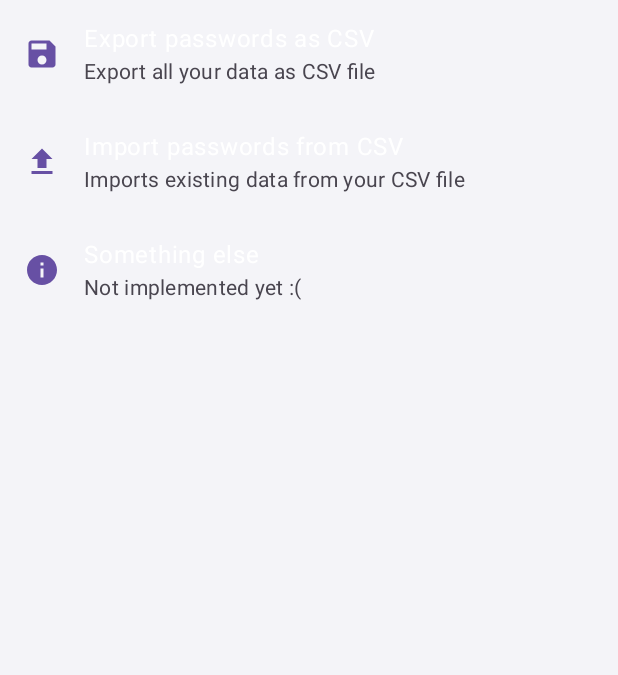
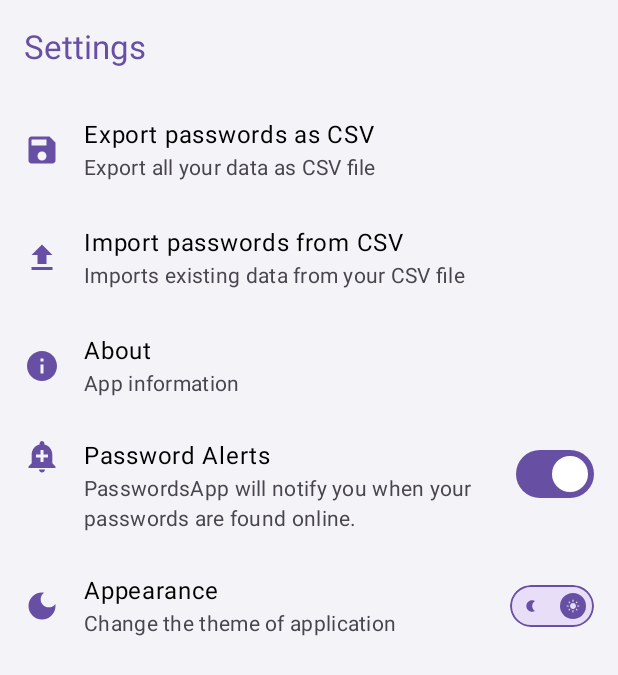
Before and after one commit to Sunra1z/PasswordsApp, an Android app built with Jetpack Compose: the composable SettingsScreen shown on its own in the app's theme, on a phone screen of 412 x 824 dp. Shown: the top 675 px of the screen. Run offline under Robolectric (Android 15) with nearby library versions, the phone set to English and light mode, and no system bars; our stand-ins replace Dagger/Hilt's generated code.

Commit message:
DataStore Update - Toggle Password Alerts - Toggle Dark/Light theme

```diff
--- a/app/build.gradle.kts
+++ b/app/build.gradle.kts
@@ -106,4 +106,7 @@ dependencies {
     // notifications
     implementation ("androidx.work:work-runtime-ktx:2.8.1")
     implementation("androidx.hilt:hilt-work:1.0.0")
+
+    // DataStore
+    implementation("androidx.datastore:datastore-preferences:1.1.1")
 }
--- a/app/src/main/AndroidManifest.xml
+++ b/app/src/main/AndroidManifest.xml
@@ -4,7 +4,6 @@
 
     <uses-permission android:name="android.permission.INTERNET" />
     <uses-permission android:name="android.permission.ACCESS_NETWORK_STATE" />
-
     <uses-permission android:name="android.permission.POST_NOTIFICATIONS" />
 
     <application
--- a/app/src/main/java/com/example/passwordsapp/NoteApp.kt
+++ b/app/src/main/java/com/example/passwordsapp/NoteApp.kt
@@ -3,9 +3,7 @@ package com.example.passwordsapp
 import android.app.Application
 import android.app.NotificationChannel
 import android.app.NotificationManager
-import android.os.Build
 import android.util.Log
-import androidx.core.os.BuildCompat
 import androidx.hilt.work.HiltWorkerFactory
 import androidx.work.Configuration
 import androidx.work.Constraints
@@ -74,7 +72,6 @@ class NoteApp : Application(), Configuration.Provider {
             }
     }
 
-
     private fun setupTestWork() { // for Debugging Notification purposes
         Log.d("NoteApp", "Setting up test work")
 
@@ -105,7 +102,6 @@ class NoteApp : Application(), Configuration.Provider {
 
 
     private fun createNotificationChannel() {
-        if (Build.VERSION.SDK_INT >= 26) {
         Log.d("NoteApp", "Creating notification channel")
         val name = "Password Check Notifications"
         val descriptionText = "Notifications for compromised or weak passwords"
@@ -119,4 +115,3 @@ class NoteApp : Application(), Configuration.Provider {
         Log.d("NoteApp", "Notification channel created")
     }
 }
-}
--- a/app/src/main/java/com/example/passwordsapp/feature_pass/domain/model/SettingButtons.kt
+++ b/app/src/main/java/com/example/passwordsapp/feature_pass/domain/model/SettingButtons.kt
@@ -1,7 +1,13 @@
 package com.example.passwordsapp.feature_pass.domain.model
+
+import android.graphics.drawable.Icon
+import androidx.compose.material.icons.Icons
+import androidx.compose.material.icons.filled.Info
+import androidx.compose.ui.graphics.vector.ImageVector
 
 data class SettingButtons(
     val name: String,
     val description: String = "A button!",
-    val category: String = "Default"
+    val category: String = "Default",
+    val icon: ImageVector = Icons.Default.Info
 )
--- /dev/null
+++ b/app/src/main/java/com/example/passwordsapp/feature_pass/domain/repository/PreferencesRepository.kt
@@ -0,0 +1,10 @@
+package com.example.passwordsapp.feature_pass.domain.repository
+
+import kotlinx.coroutines.flow.Flow
+
+interface PreferencesRepository {
+    val darkThemeEnabled: Flow<Boolean>
+    val notificationEnabled: Flow<Boolean>
+    suspend fun setDarkTheme(mode: Boolean)
+    suspend fun setNotificationsEnabled(enabled: Boolean)
+}
--- a/app/src/main/java/com/example/passwordsapp/feature_pass/presentation/notes/SettingsScreen.kt
+++ b/app/src/main/java/com/example/passwordsapp/feature_pass/presentation/notes/SettingsScreen.kt
@@ -1,46 +1,80 @@
 package com.example.passwordsapp.feature_pass.presentation.notes
 
 import android.graphics.drawable.Icon
+import android.widget.Toast
 import androidx.compose.foundation.clickable
 import androidx.compose.foundation.layout.Box
+import androidx.compose.foundation.layout.Row
 import androidx.compose.foundation.layout.fillMaxSize
 import androidx.compose.foundation.lazy.LazyColumn
 import androidx.compose.foundation.lazy.items
 import androidx.compose.material.icons.Icons
+import androidx.compose.material.icons.filled.AddAlert
+import androidx.compose.material.icons.filled.DarkMode
 import androidx.compose.material.icons.filled.FileUpload
 import androidx.compose.material.icons.filled.Info
 import androidx.compose.material.icons.filled.Save
 import androidx.compose.material3.Button
+import androidx.compose.material3.ExperimentalMaterial3Api
 import androidx.compose.material3.Icon
 import androidx.compose.material3.ListItem
 import androidx.compose.material3.ListItemColors
 import androidx.compose.material3.ListItemDefaults
 import androidx.compose.material3.MaterialTheme
 import androidx.compose.material3.Scaffold
+import androidx.compose.material3.Switch
 import androidx.compose.material3.Text
+import androidx.compose.material3.TopAppBar
+import androidx.compose.material3.TopAppBarDefaults
 import androidx.compose.runtime.Composable
+import androidx.compose.runtime.collectAsState
+import androidx.compose.runtime.getValue
+import androidx.compose.runtime.mutableStateOf
+import androidx.compose.runtime.remember
 import androidx.compose.ui.Alignment
 import androidx.compose.ui.Modifier
 import androidx.compose.ui.platform.LocalContext
+import androidx.compose.ui.unit.dp
 import androidx.hilt.navigation.compose.hiltViewModel
 import com.example.passwordsapp.feature_pass.domain.model.SettingButtons
+import com.example.passwordsapp.feature_pass.presentation.notes.components.ThemeSwitcher
 import com.example.passwordsapp.ui.theme.PasswordsAppTheme
 
 val settingsButtons = listOf(
-    SettingButtons("Export passwords as CSV", "Export all your data as CSV file", "Export"),
-    SettingButtons("Import passwords from CSV", "Imports existing data from your CSV file", "Import"),
-    SettingButtons("Something else", "Not implemented yet :(", "smth")
+    SettingButtons("Export passwords as CSV", "Export all your data as CSV file", "Export", icon = Icons.Default.Save),
+    SettingButtons("Import passwords from CSV", "Imports existing data from your CSV file", "Import", icon = Icons.Default.FileUpload ),
+    SettingButtons("About", "App information", "about"),
+    SettingButtons("Password Alerts", "PasswordsApp will notify you when your passwords are found online.", "Notifications", icon = Icons.Filled.AddAlert),
+    SettingButtons("Appearance", "Change the theme of application", "Theme", icon = Icons.Filled.DarkMode)
 )
 
 
+@OptIn(ExperimentalMaterial3Api::class)
 @Composable
 fun SettingsScreen(
     viewModel: SettingsViewModel = hiltViewModel()
 ) {
     val context = LocalContext.current
-        Scaffold(modifier = Modifier.fillMaxSize()
-            ) {
-            innerPaddding ->
+    val notificationsEnabled by viewModel.notificationsEnabled.collectAsState()
+    val darkThemeEnabled by viewModel.darkThemeEnabled.collectAsState()
+
+    PasswordsAppTheme(darkThemeEnabled) {
+        Scaffold(
+            topBar = {
+                TopAppBar(
+                    title = {
+                        Text(
+                            text = "Settings",
+                            color = MaterialTheme.colorScheme.primary
+                        )
+                    },
+                    colors = TopAppBarDefaults.topAppBarColors(
+                        containerColor = MaterialTheme.colorScheme.background,
+                        titleContentColor = MaterialTheme.colorScheme.primary,
+                    )
+                )
+            },
+            content = { innerPaddding ->
                 LazyColumn(
                     modifier = Modifier.fillMaxSize(),
                     contentPadding = innerPaddding
@@ -52,23 +86,57 @@ fun SettingsScreen(
                                     "Export" -> viewModel.exportDataAsCSV(context)
                                     "Import" -> {
                                         // Handle import data action
+                                        val toast = Toast.makeText(context, "Not implemented yet :(", Toast.LENGTH_SHORT)
+                                        toast.show()
+                                    }
+                                    "about" -> {
+                                        val toast = Toast.makeText(context, "PasswordsApp v.0.9.6\n@sunra1z", Toast.LENGTH_SHORT)
+                                        toast.show()
                                     }
                                 }
                             },
                             leadingContent = {
+                                Icon(
+                                    button.icon,
+                                    contentDescription = button.category,
+                                    tint = MaterialTheme.colorScheme.primary
+                                )
+                            },
+                            headlineContent = {
+                                Text(
+                                    text = button.name,
+                                    color = MaterialTheme.colorScheme.onSurface
+                                )
+                            },
+                            supportingContent = {
+                                Text(
+                                    text = button.description
+                                )
+                            },
+                            trailingContent = {
                                 when (button.category) {
-                                    "Export" -> Icon(Icons.Default.Save, contentDescription = "Export Icon", tint = MaterialTheme.colorScheme.primary)
-                                    "Import" -> Icon(Icons.Default.FileUpload, contentDescription = "Import Icon", tint = MaterialTheme.colorScheme.primary)
-                                    else -> Icon(Icons.Default.Info, contentDescription = "Default Icon", tint = MaterialTheme.colorScheme.primary)
+                                    "Notifications" -> {
+                                        Row(verticalAlignment = Alignment.CenterVertically) {
+                                            Switch(
+                                                checked = notificationsEnabled,
+                                                onCheckedChange = { isChecked ->
+                                                    viewModel.setNotificationsEnabled(isChecked)
+                                                }
+                                            )
+                                        }
+                                    }
+                                    "Theme" -> {
+                                        Row(verticalAlignment = Alignment.CenterVertically){
+                                            ThemeSwitcher(
+                                                darkTheme = darkThemeEnabled,
+                                                size = 28.dp,
+                                                padding = 5.dp,
+                                                onClick = { viewModel.setThemeMode(!darkThemeEnabled) }
+                                            )
+                                        }
+                                    }
                                 }
                             },
-                            headlineContent = { Text(
-                                text = button.name,
-                                color = MaterialTheme.colorScheme.onPrimary
-                            )},
-                            supportingContent = { Text(
-                                text = button.description
-                            ) },
                             colors = ListItemDefaults.colors(
                                 containerColor = MaterialTheme.colorScheme.background
                             )
@@ -76,4 +144,6 @@ fun SettingsScreen(
                     }
                 }
             }
-        }
+        )
+    }
+}
--- a/app/src/main/java/com/example/passwordsapp/feature_pass/presentation/notes/SettingsViewModel.kt
+++ b/app/src/main/java/com/example/passwordsapp/feature_pass/presentation/notes/SettingsViewModel.kt
@@ -7,12 +7,16 @@ import android.util.Log
 import android.widget.Toast
 import androidx.lifecycle.ViewModel
 import androidx.lifecycle.viewModelScope
+import com.example.passwordsapp.feature_pass.domain.repository.PreferencesRepository
 import com.example.passwordsapp.feature_pass.domain.usecase.NoteUseCases
 import com.example.passwordsapp.feature_pass.domain.util.EncryptionManager
 import dagger.hilt.android.lifecycle.HiltViewModel
 import kotlinx.coroutines.Dispatchers
+import kotlinx.coroutines.flow.SharingStarted
+import kotlinx.coroutines.flow.StateFlow
 import kotlinx.coroutines.flow.first
 import kotlinx.coroutines.flow.flowOn
+import kotlinx.coroutines.flow.stateIn
 import kotlinx.coroutines.launch
 import kotlinx.coroutines.withContext
 import java.io.File
@@ -23,8 +27,16 @@ import javax.inject.Inject
 @HiltViewModel
 class SettingsViewModel @Inject constructor(
     private val noteUseCases: NoteUseCases,
-    private val encryptionManager: EncryptionManager
+    private val encryptionManager: EncryptionManager,
+    private val repository: PreferencesRepository
 ) : ViewModel() {
+
+    // Preferences as StateFlow
+    val darkThemeEnabled: StateFlow<Boolean> = repository.darkThemeEnabled
+        .stateIn(viewModelScope, SharingStarted.WhileSubscribed(5000), false)
+
+    val notificationsEnabled: StateFlow<Boolean> = repository.notificationEnabled
+        .stateIn(viewModelScope, SharingStarted.WhileSubscribed(5000), true)
 
     fun exportDataAsCSV(context: Context){
         viewModelScope.launch(Dispatchers.IO){
@@ -33,7 +45,7 @@ class SettingsViewModel @Inject constructor(
             val notes = noteUseCases.getNotesUseCase().flowOn(Dispatchers.IO).first()
             try {
                 FileWriter(csvFile).use { writer ->
-                    writer.append("Title,Username,Password")
+                    writer.append("Title,Username,Password\n")
                     notes.forEach { note ->
                         val decryptedUsername = encryptionManager.decrypt(
                             iv = note.username,
@@ -58,6 +70,19 @@ class SettingsViewModel @Inject constructor(
             }
         }
 
+    fun setThemeMode(mode: Boolean){
+        viewModelScope.launch {
+            repository.setDarkTheme(mode)
+        }
+    }
+
+    fun setNotificationsEnabled(enabled: Boolean){
+        viewModelScope.launch {
+            repository.setNotificationsEnabled(enabled)
+        }
+    }
+
+
 
 
     }
--- /dev/null
+++ b/app/src/main/java/com/example/passwordsapp/feature_pass/presentation/notes/components/ThemeSwitch.kt
@@ -0,0 +1,100 @@
+package com.example.passwordsapp.feature_pass.presentation.notes.components
+
+import androidx.compose.animation.core.AnimationSpec
+import androidx.compose.animation.core.animateDpAsState
+import androidx.compose.animation.core.tween
+import androidx.compose.foundation.BorderStroke
+import androidx.compose.foundation.background
+import androidx.compose.foundation.border
+import androidx.compose.foundation.clickable
+import androidx.compose.foundation.layout.Box
+import androidx.compose.foundation.layout.Row
+import androidx.compose.foundation.layout.height
+import androidx.compose.foundation.layout.offset
+import androidx.compose.foundation.layout.padding
+import androidx.compose.foundation.layout.size
+import androidx.compose.foundation.layout.width
+import androidx.compose.foundation.shape.CircleShape
+import androidx.compose.material.icons.Icons
+import androidx.compose.material.icons.filled.LightMode
+import androidx.compose.material.icons.filled.Nightlight
+import androidx.compose.material3.Icon
+import androidx.compose.material3.MaterialTheme
+import androidx.compose.runtime.Composable
+import androidx.compose.runtime.getValue
+import androidx.compose.ui.Alignment
+import androidx.compose.ui.Modifier
+import androidx.compose.ui.draw.clip
+import androidx.compose.ui.graphics.Shape
+import androidx.compose.ui.unit.Dp
+import androidx.compose.ui.unit.dp
+
+@Composable
+fun ThemeSwitcher(
+    darkTheme: Boolean = false,
+    size: Dp = 150.dp,
+    iconSize: Dp = size / 3,
+    padding: Dp = 10.dp,
+    borderWidth: Dp = 1.dp,
+    parentShape: Shape = CircleShape,
+    toggleShape: Shape = CircleShape,
+    animationSpec: AnimationSpec<Dp> = tween(durationMillis = 300),
+    onClick: () -> Unit
+) {
+    val offset by animateDpAsState(
+        targetValue = if (darkTheme) 0.dp else size,
+        animationSpec = animationSpec
+    )
+
+    Box(modifier = Modifier
+        .width(size * 2)
+        .height(size)
+        .clip(shape = parentShape)
+        .clickable { onClick() }
+        .background(MaterialTheme.colorScheme.secondaryContainer)
+    ) {
+        Box(
+            modifier = Modifier
+                .size(size)
+                .offset(x = offset)
+                .padding(all = padding)
+                .clip(shape = toggleShape)
+                .background(MaterialTheme.colorScheme.primary)
+        ) {}
+        Row(
+            modifier = Modifier
+                .border(
+                    border = BorderStroke(
+                        width = borderWidth,
+                        color = MaterialTheme.colorScheme.primary
+                    ),
+                    shape = parentShape
+                )
+        ) {
+            Box(
+                modifier = Modifier.size(size),
+                contentAlignment = Alignment.Center
+            ) {
+                Icon(
+                    modifier = Modifier.size(iconSize),
+                    imageVector = Icons.Default.Nightlight,
+                    contentDescription = "Theme Icon",
+                    tint = if (darkTheme) MaterialTheme.colorScheme.secondaryContainer
+                    else MaterialTheme.colorScheme.primary
+                )
+            }
+            Box(
+                modifier = Modifier.size(size),
+                contentAlignment = Alignment.Center
+            ) {
+                Icon(
+                    modifier = Modifier.size(iconSize),
+                    imageVector = Icons.Default.LightMode,
+                    contentDescription = "Theme Icon",
+                    tint = if (darkTheme) MaterialTheme.colorScheme.primary
+                    else MaterialTheme.colorScheme.secondaryContainer
+                )
+            }
+        }
+    }
+}
--- /dev/null
+++ b/app/src/main/java/com/example/passwordsapp/feature_pass/presentation/util/DataStoreManager.kt
@@ -0,0 +1,21 @@
+package com.example.passwordsapp.feature_pass.presentation.util
+
+import android.content.Context
+import androidx.datastore.core.DataStore
+import androidx.datastore.preferences.core.Preferences
+import androidx.datastore.preferences.core.booleanPreferencesKey
+import androidx.datastore.preferences.core.stringPreferencesKey
+import androidx.datastore.preferences.preferencesDataStore
+
+const val USER_DATASTORE = "user_data"
+
+val Context.preferenceDataStore : DataStore<Preferences> by preferencesDataStore(name = USER_DATASTORE)
+
+class DataStoreManager() {
+
+    object PreferenceKeys {
+        val DARK_THEME = booleanPreferencesKey("dark_theme_enabled") // True/False
+        val NOTIFICATIONS_ENABLED = booleanPreferencesKey("notifications_enabled") // True/False
+    }
+
+}
--- a/app/src/main/java/com/example/passwordsapp/ui/theme/Theme.kt
+++ b/app/src/main/java/com/example/passwordsapp/ui/theme/Theme.kt
@@ -20,13 +20,13 @@ private val DarkColorScheme = darkColorScheme(
     tertiary = Pink80,
     background = Color(0xFF303030),
     surface = Color(0xFF414141),
-    onSurface = Color(0xFF4D4D4D),
+    onSurface = Color(0xFFFFFFFF),
     error = Color(0xFFFF6659),
     onPrimary = Color(0xFFF8F7F7),
 )
 
 private val LightColorScheme = lightColorScheme(
-    primary = savoyBlue,
+    primary = tropicalIndigo,
     secondary = PurpleGrey40,
     tertiary = Pink40,
     background = Color(0xFFF4F4F8),
@@ -39,10 +39,10 @@ private val LightColorScheme = lightColorScheme(
 
 @Composable
 fun PasswordsAppTheme(
-    useDarkTheme: Boolean = isSystemInDarkTheme(),
+    darkTheme: Boolean,
     content: @Composable() () -> Unit
 ) {
-    val colors = if (!useDarkTheme) {
+    val colors = if (!darkTheme) {
         LightColorScheme
     } else {
         DarkColorScheme
```
Also changed, not shown: app/src/main/java/com/example/passwordsapp/MainActivity.kt (+14 -6 lines), app/src/main/java/com/example/passwordsapp/di/AppModule.kt (+11 -0 lines), app/src/main/java/com/example/passwordsapp/feature_pass/data/repository/PreferencesRepositoryImpl.kt (added, +42 -0 lines), app/src/main/java/com/example/passwordsapp/feature_pass/presentation/PasswordCheck/PasswordCheckScreen.kt (+37 -2 lines), app/src/main/java/com/example/passwordsapp/feature_pass/presentation/PasswordCheck/PasswordCheckWorker.kt (+18 -2 lines), app/src/main/java/com/example/passwordsapp/feature_pass/presentation/add_note/AddEditNoteScreen.kt (+6 -7 lines), app/src/main/java/com/example/passwordsapp/feature_pass/presentation/add_note/components/NoteModalBottomSheet.kt (+4 -4 lines), app/src/main/java/com/example/passwordsapp/feature_pass/presentation/util/InternetCheck.kt (added, +12 -0 lines). Lines whose indentation alone changed are shown as unchanged.
